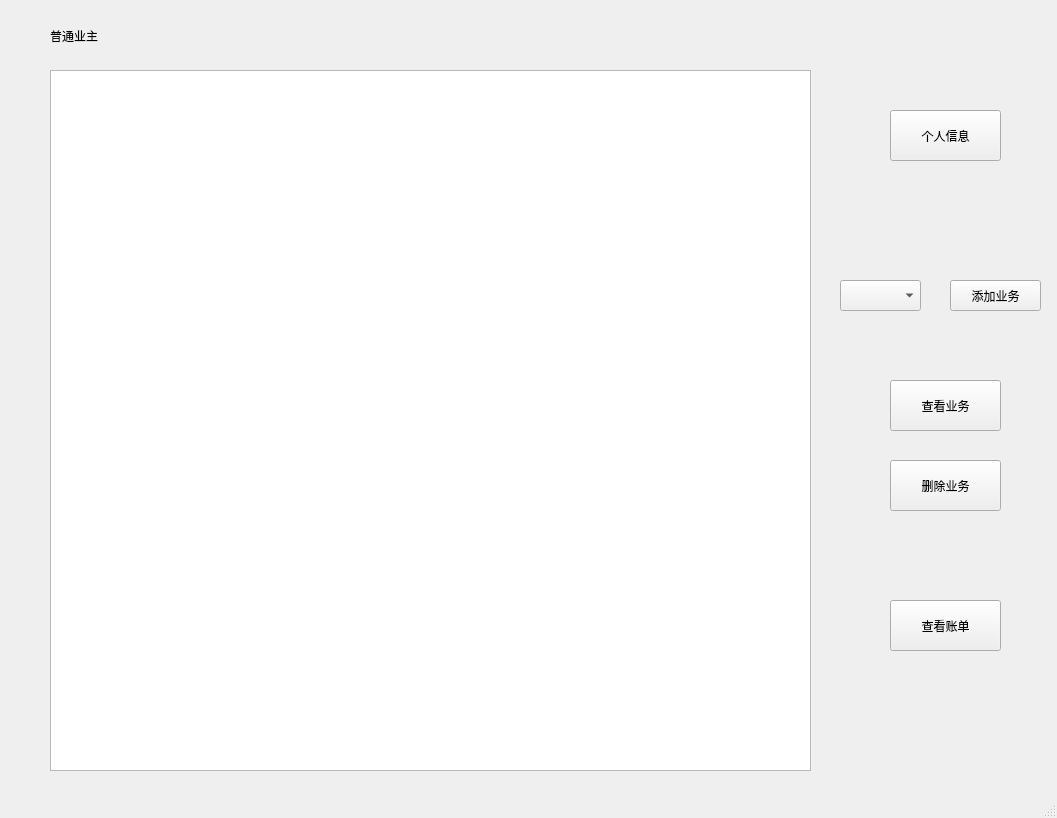
The window that Owner.ui (Arsene-W/SQLCD) describes before a commit, drawn with Qt 5.
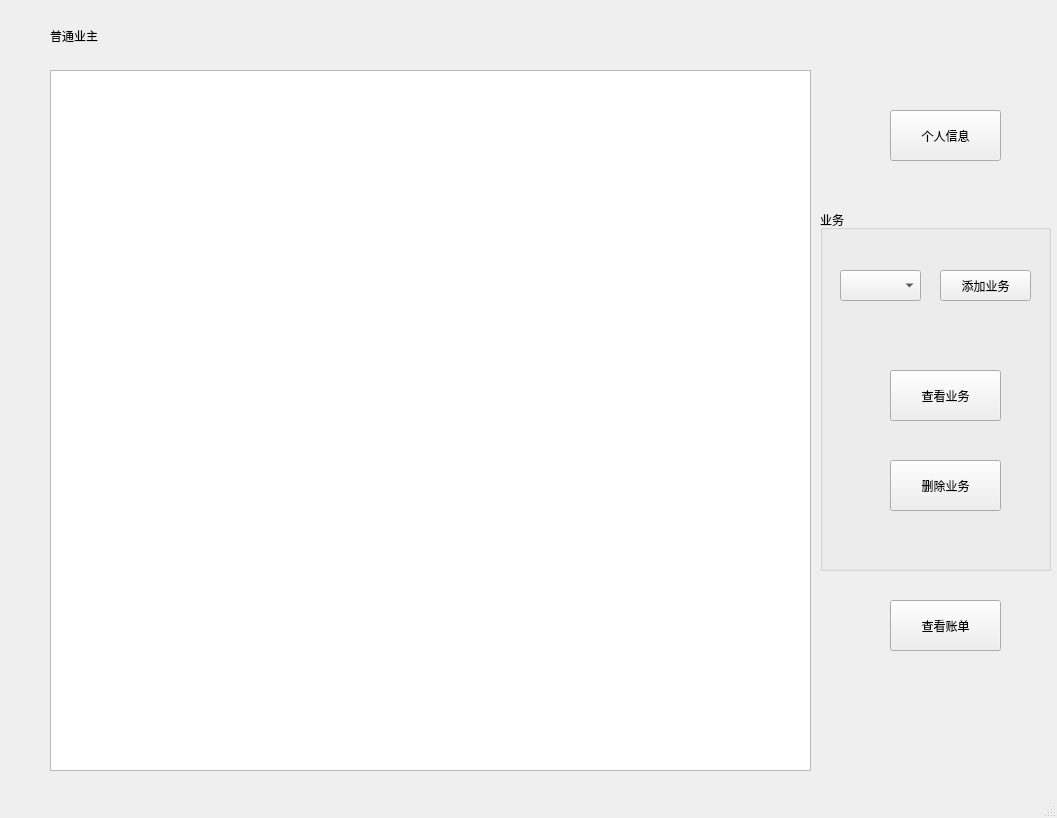
The same window after the commit.

Diff of the .ui file:
```diff
--- a/Owner.ui
+++ b/Owner.ui
@@ -56,11 +56,49 @@
      <string>个人信息</string>
     </property>
    </widget>
+   <widget class="QPushButton" name="pushButton_4">
+    <property name="geometry">
+     <rect>
+      <x>890</x>
+      <y>600</y>
+      <width>111</width>
+      <height>51</height>
+     </rect>
+    </property>
+    <property name="styleSheet">
+     <string notr="true">font: 11pt &quot;黑体&quot;;</string>
+    </property>
+    <property name="text">
+     <string>查看账单</string>
+    </property>
+   </widget>
+   <widget class="QGroupBox" name="groupBox">
+    <property name="geometry">
+     <rect>
+      <x>820</x>
+      <y>210</y>
+      <width>231</width>
+      <height>361</height>
+     </rect>
+    </property>
+    <property name="title">
+     <string>业务</string>
+    </property>
+    <widget class="QComboBox" name="comboBox">
+     <property name="geometry">
+      <rect>
+       <x>20</x>
+       <y>60</y>
+       <width>81</width>
+       <height>31</height>
+      </rect>
+     </property>
+    </widget>
    <widget class="QPushButton" name="pushButton_2">
     <property name="geometry">
      <rect>
-      <x>950</x>
-      <y>280</y>
+       <x>120</x>
+       <y>60</y>
       <width>91</width>
       <height>31</height>
      </rect>
@@ -69,21 +107,11 @@
      <string>添加业务</string>
     </property>
    </widget>
-   <widget class="QComboBox" name="comboBox">
-    <property name="geometry">
-     <rect>
-      <x>840</x>
-      <y>280</y>
-      <width>81</width>
-      <height>31</height>
-     </rect>
-    </property>
-   </widget>
    <widget class="QPushButton" name="pushButton_3">
     <property name="geometry">
      <rect>
-      <x>890</x>
-      <y>380</y>
+       <x>70</x>
+       <y>160</y>
       <width>111</width>
       <height>51</height>
      </rect>
@@ -95,27 +123,11 @@
      <string>查看业务</string>
     </property>
    </widget>
-   <widget class="QPushButton" name="pushButton_4">
-    <property name="geometry">
-     <rect>
-      <x>890</x>
-      <y>600</y>
-      <width>111</width>
-      <height>51</height>
-     </rect>
-    </property>
-    <property name="styleSheet">
-     <string notr="true">font: 11pt &quot;黑体&quot;;</string>
-    </property>
-    <property name="text">
-     <string>查看账单</string>
-    </property>
-   </widget>
    <widget class="QPushButton" name="pushButton_5">
     <property name="geometry">
      <rect>
-      <x>890</x>
-      <y>460</y>
+       <x>70</x>
+       <y>250</y>
       <width>111</width>
       <height>51</height>
      </rect>
@@ -126,6 +138,7 @@
     <property name="text">
      <string>删除业务</string>
     </property>
+    </widget>
    </widget>
   </widget>
   <widget class="QStatusBar" name="statusbar"/>
```
Lines whose indentation alone changed are shown as unchanged.
